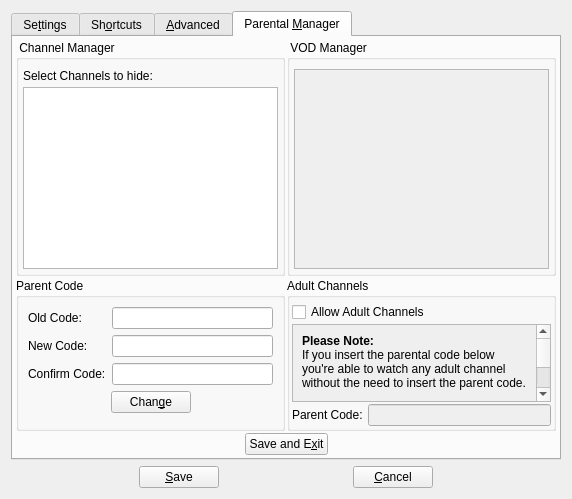
code-google-com/vlc-record, file vlc-record/forms/csettingsdlg.ui: the form before one commit.
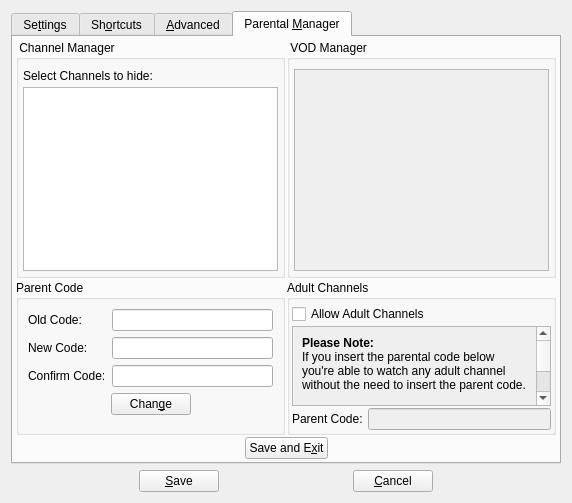
The form after the commit. The open tabs and pages were chosen to show the change. Icons and pictures are not drawn. Custom widgets are drawn as their Qt base class.

```diff
--- a/vlc-record/forms/csettingsdlg.ui
+++ b/vlc-record/forms/csettingsdlg.ui
@@ -7,7 +7,7 @@
     <x>0</x>
     <y>0</y>
     <width>572</width>
-    <height>499</height>
+    <height>503</height>
    </rect>
   </property>
   <property name="windowTitle">
@@ -772,8 +772,8 @@
                     <rect>
                      <x>0</x>
                      <y>0</y>
-                     <width>250</width>
-                     <height>177</height>
+                     <width>96</width>
+                     <height>26</height>
                     </rect>
                    </property>
                   </widget>
@@ -924,8 +924,8 @@
                     <rect>
                      <x>0</x>
                      <y>0</y>
-                     <width>241</width>
-                     <height>158</height>
+                     <width>96</width>
+                     <height>398</height>
                     </rect>
                    </property>
                    <layout class="QVBoxLayout" name="verticalLayout_10">
```
Left out of the diff: 5 changed lines with no effect on the pictures.
